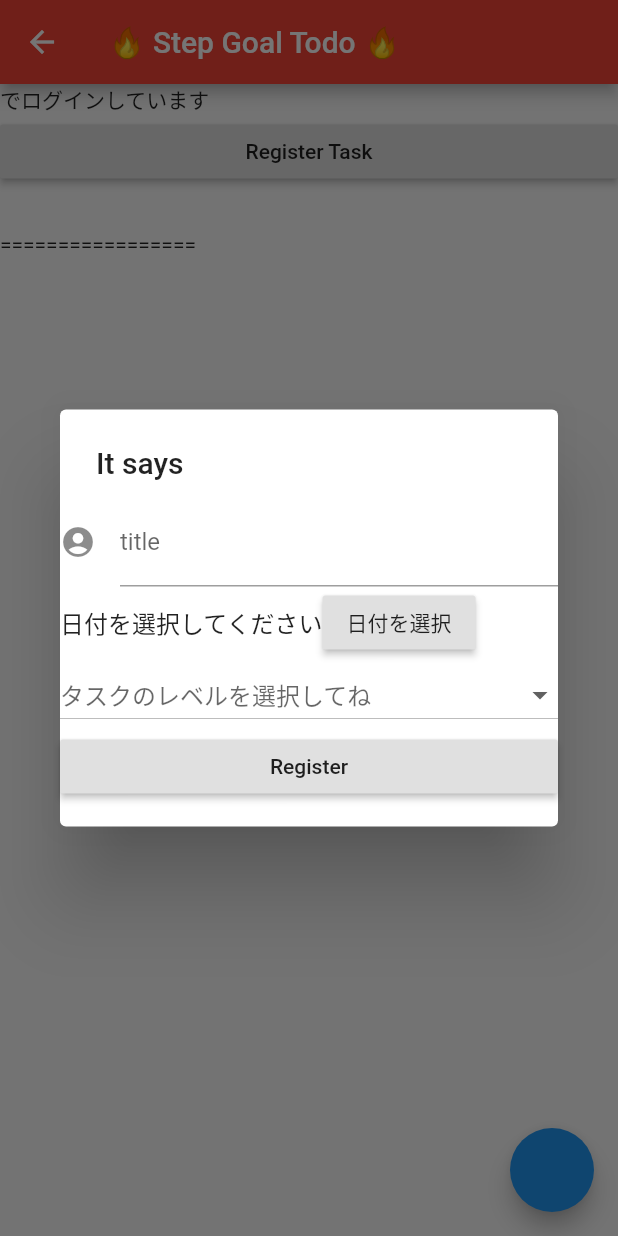
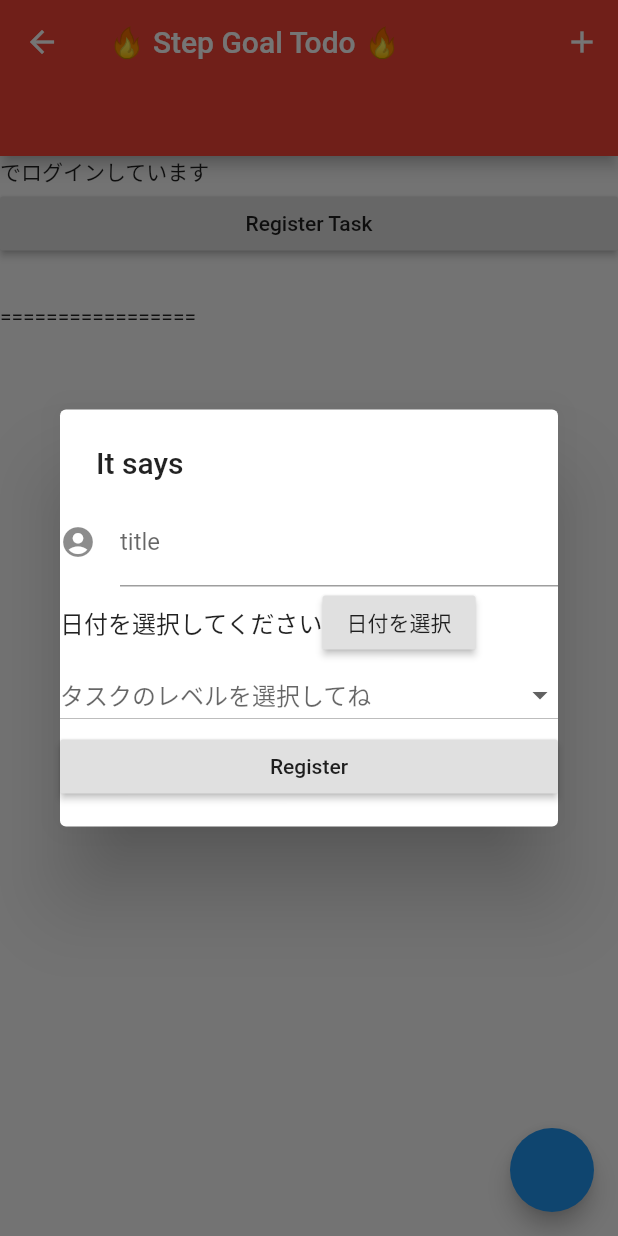
Before and after one commit to hideyu/step_todo, a Flutter app: the MainTimeLineScreen screen opened by its route, after a tap on "Register Task", on a phone screen of 412 x 824 dp. Run offline on Flutter 3.47's test engine with Material 2 defaults, Android fonts, the phone set to English and light mode, and no system bars; our stand-ins replace cloud_firestore, firebase_auth, firebase_core; accounts and stored records are empty.

```diff
--- /dev/null
+++ b/lib/components/add_new_goal_button.dart
@@ -0,0 +1,30 @@
+import 'package:firebase_auth/firebase_auth.dart';
+import 'package:flutter/material.dart';
+import 'package:step_todo/components/popup_dialog_todo.dart';
+
+class AddNewGoalIconButton extends StatelessWidget {
+  final User loggedInUser;
+  const AddNewGoalIconButton({this.loggedInUser});
+
+  @override
+  Widget build(BuildContext context) {
+    return IconButton(
+      icon: Icon(
+        Icons.add,
+        color: Colors.white,
+      ),
+      onPressed: () {
+        print("fugafuga");
+        // TODO: 新しいゴールを設定するポップアップwidgetをコール
+        showDialog(
+          context: context,
+          builder: (context) {
+            return PopupTodoInputField(
+              loggedInUser: loggedInUser,
+            );
+          },
+        );
+      },
+    );
+  }
+}
--- a/lib/components/popup_dialog.dart
+++ b/lib/components/popup_dialog_goal.dart
@@ -2,17 +2,17 @@ import 'package:firebase_auth/firebase_auth.dart';
 import 'package:flutter/material.dart';
 import 'package:step_todo/functions/firebase_helper.dart';
 
-class AlertDialogWithField extends StatefulWidget {
-  const AlertDialogWithField({this.loggedInUser});
+class PopupGoalInputField extends StatefulWidget {
+  const PopupGoalInputField({this.loggedInUser});
   final User loggedInUser;
 
   @override
-  _AlertDialogWithFieldState createState() => _AlertDialogWithFieldState();
+  _PopupGoalInputFieldState createState() => _PopupGoalInputFieldState();
 }
 
-class _AlertDialogWithFieldState extends State<AlertDialogWithField> {
+class _PopupGoalInputFieldState extends State<PopupGoalInputField> {
   FirebaseHelper firebaseHelper = FirebaseHelper();
-  String todoInput; // タスクの内容
+  String textInput; // タスクorゴールの内容
   int selectedLevel; // タスクのレベル（大中小）
   int diffucultyLevel; // タスクのスコア（0~100）
   DateTime _date = new DateTime.now(); // 現在日時
@@ -22,20 +22,20 @@ class _AlertDialogWithFieldState extends State<AlertDialogWithField> {
       child: Text('Register'),
       onPressed: () {
         setState(() {
-          // TODO: firebaseに登録する処理
-          firebaseHelper.addTodoItems(
-              todoItem: todoInput,
-              todoDate: _date,
-              targetLevel: selectedLevel,
-              loggedInUser: widget.loggedInUser);
           print('registering to firebase...');
+          print('addGoalItems is called...');
+          firebaseHelper.addGoalItems(
+            goalItem: textInput,
+            goalDate: _date,
+            loggedInUser: widget.loggedInUser,
+          );
         });
       },
     );
   }
 
   String _dateLabel = '日付を選択してください';
-  // ボタン押した時のイベント
+  // 日付選択ボタン押した時のイベント
   void onPressedRaisedButton() async {
     final DateTime picked = await showDatePicker(
         context: context,
@@ -67,12 +67,12 @@ class _AlertDialogWithFieldState extends State<AlertDialogWithField> {
             TextField(
               decoration: InputDecoration(
                 icon: Icon(Icons.account_circle),
-                labelText: 'title',
+                labelText: 'yourGoal',
               ),
               onChanged: (value) {
                 setState(() {
-                  todoInput = value;
-                  print(todoInput);
+                  textInput = value;
+                  print(textInput);
                 });
               },
             ),
@@ -81,45 +81,38 @@ class _AlertDialogWithFieldState extends State<AlertDialogWithField> {
                 Text(_dateLabel),
                 RaisedButton(
                   onPressed: () {
-                    // 押した時のイベントを宣言。
+                    // 押した時のイベントを宣言
                     onPressedRaisedButton();
                   },
                   child: Text('日付を選択'),
                 ),
               ],
             ),
-            DropdownButton(
-              isExpanded: true,
-              value: selectedLevel,
-              hint: Text("タスクのレベルを選択してね"),
-              items: [
-                DropdownMenuItem(
-                  child: Text('大テーマ'),
-                  value: 0,
-                ),
-                DropdownMenuItem(
-                  child: Text('中間目標'),
-                  value: 1,
-                ),
-                DropdownMenuItem(
-                  child: Text('小タスク'),
-                  value: 2,
-                )
-              ],
-              onChanged: (value) {
-                setState(() {
-                  // print(value);
-                  selectedLevel = value;
-                  print(selectedLevel);
-                });
-              },
-            ),
-            // TextField(
-            //   obscureText: true,
-            //   decoration: InputDecoration(
-            //     icon: Icon(Icons.lock),
-            //     labelText: 'diffucultyScore(optional)',
-            //   ),
+            // DropdownButton(
+            //   isExpanded: true,
+            //   value: selectedLevel,
+            //   hint: Text("タスクのレベルを選択してね"),
+            //   items: [
+            //     DropdownMenuItem(
+            //       child: Text('大テーマ'),
+            //       value: 0,
+            //     ),
+            //     DropdownMenuItem(
+            //       child: Text('中間目標'),
+            //       value: 1,
+            //     ),
+            //     DropdownMenuItem(
+            //       child: Text('小タスク'),
+            //       value: 2,
+            //     )
+            //   ],
+            //   onChanged: (value) {
+            //     setState(() {
+            //       // print(value);
+            //       selectedLevel = value;
+            //       print(selectedLevel);
+            //     });
+            //   },
             // ),
           ],
         ),
--- /dev/null
+++ b/lib/components/popup_dialog_todo.dart
@@ -0,0 +1,124 @@
+import 'package:firebase_auth/firebase_auth.dart';
+import 'package:flutter/material.dart';
+import 'package:step_todo/functions/firebase_helper.dart';
+
+class PopupTodoInputField extends StatefulWidget {
+  const PopupTodoInputField({this.loggedInUser});
+  final User loggedInUser;
+
+  @override
+  _PopupTodoInputFieldState createState() => _PopupTodoInputFieldState();
+}
+
+class _PopupTodoInputFieldState extends State<PopupTodoInputField> {
+  FirebaseHelper firebaseHelper = FirebaseHelper();
+  String textInput; // タスクorゴールの内容
+  int selectedLevel; // タスクのレベル（大中小）
+  int diffucultyLevel; // タスクのスコア（0~100）
+  DateTime _date = new DateTime.now(); // 現在日時
+
+  Widget _buildRegisterButton() {
+    return RaisedButton(
+      child: Text('Register'),
+      onPressed: () {
+        setState(() {
+          print('registering to firebase...');
+          print('addTodoItems is called...');
+          firebaseHelper.addTodoItems(
+            todoItem: textInput,
+            todoDate: _date,
+            targetLevel: selectedLevel,
+            loggedInUser: widget.loggedInUser,
+          );
+        });
+      },
+    );
+  }
+
+  String _dateLabel = '日付を選択してください';
+  // 日付選択ボタン押した時のイベント
+  void onPressedRaisedButton() async {
+    final DateTime picked = await showDatePicker(
+        context: context,
+        initialDate: _date,
+        firstDate: new DateTime(2021),
+        lastDate: new DateTime.now()
+            .add(new Duration(days: 360))); // TODO: より後年度の値も入れれるようにする
+
+    if (picked != null) {
+      // 日時の反映
+      setState(() {
+        _date = picked;
+        _dateLabel = picked.toString();
+      });
+    }
+  }
+
+  @override
+  Widget build(BuildContext context) {
+    return SimpleDialog(
+      title: const Text('It says'),
+      children: <Widget>[
+        Column(
+          children: [
+            // TODO: ダイアログのスタイリング
+            SizedBox(
+              width: 500.0,
+            ),
+            TextField(
+              decoration: InputDecoration(
+                icon: Icon(Icons.account_circle),
+                labelText: 'title',
+              ),
+              onChanged: (value) {
+                setState(() {
+                  textInput = value;
+                  print(textInput);
+                });
+              },
+            ),
+            Row(
+              children: [
+                Text(_dateLabel),
+                RaisedButton(
+                  onPressed: () {
+                    // 押した時のイベントを宣言。
+                    onPressedRaisedButton();
+                  },
+                  child: Text('日付を選択'),
+                ),
+              ],
+            ),
+            DropdownButton(
+              isExpanded: true,
+              value: selectedLevel,
+              hint: Text("タスクのレベルを選択してね"),
+              items: [
+                DropdownMenuItem(
+                  child: Text('大テーマ'),
+                  value: 0,
+                ),
+                DropdownMenuItem(
+                  child: Text('中間目標'),
+                  value: 1,
+                ),
+                DropdownMenuItem(
+                  child: Text('小タスク'),
+                  value: 2,
+                )
+              ],
+              onChanged: (value) {
+                setState(() {
+                  // print(value);
+                  selectedLevel = value;
+                  print(selectedLevel);
+                });
+              },
+            ),
+          ],
+        ),
+        _buildRegisterButton(),
+      ],
+    );
+  }
+}
--- a/lib/screens/main_timeline_sreen.dart
+++ b/lib/screens/main_timeline_sreen.dart
@@ -1,7 +1,8 @@
 import 'package:cloud_firestore/cloud_firestore.dart';
 import 'package:flutter/material.dart';
 import 'package:firebase_auth/firebase_auth.dart';
-import 'package:step_todo/components/popup_dialog.dart';
+import 'package:step_todo/components/add_new_goal_button.dart';
+import 'package:step_todo/components/popup_dialog_todo.dart';
 import 'package:step_todo/functions/firebase_helper.dart';
 
 class MainTimeLineScreen extends StatefulWidget {
@@ -13,44 +14,98 @@ class MainTimeLineScreen extends StatefulWidget {
 class _MainTimeLineScreenState extends State<MainTimeLineScreen> {
   // 1. Firebase authインスタンスを生成
   FirebaseHelper firebaseHelper = FirebaseHelper();
-  // Stream todoItemSnapshot = FirebaseHelper().getTodoItemSnapshot();
   // final _auth = FirebaseAuth.instance;
   final _firestore = FirebaseFirestore.instance;
-  User loggedInUser;
+  User _loggedInUser;
 
   String todoItem;
 
   @override
   void initState() {
     super.initState();
-    loggedInUser = firebaseHelper.getCurrentUser();
+    _loggedInUser = firebaseHelper.getCurrentUser();
+  }
+
+  List<Widget> TabList = [];
+  void TabListFuture() async {
+    QuerySnapshot goalsSnapshot = await firebaseHelper.getCollections('goals');
+    List<QueryDocumentSnapshot> goalsDocsList = goalsSnapshot.docs;
+    TabList = []; // TabListを初期化
+    for (var goal in goalsDocsList) {
+      final String goalTitle = goal.data()['goalTitle'];
+      final Tab goalTab = Tab(
+        child: Text(goalTitle),
+      );
+      TabList.add(goalTab);
+
+      print(goalTitle);
+    }
   }
 
   @override
   Widget build(BuildContext context) {
-    return Scaffold(
+    // ビルドするごとにタブ情報をFirestoreから取得する
+    // TODO: 読み込み中のスピナー実装する
+    TabListFuture();
+
+    return FutureBuilder(
+      future: firebaseHelper.getCollections('goals'),
+      builder: (BuildContext context, AsyncSnapshot<dynamic> snapshot) {
+        return DefaultTabController(
+          length: snapshot.data.docs.length, // Firestoreに登録されてるデータの数で動的に変更
+          child: Scaffold(
             appBar: AppBar(
               title: Text('🔥 Step Goal Todo 🔥'),
               backgroundColor: Colors.red,
+              actions: [
+                AddNewGoalIconButton(),
+              ],
+              bottom: TabBar(
+                tabs: TabList,
               ),
-      body: ListView(
+            ),
+            body: TabBarView(
+              children: [
+                TimeLineListView(
+                  loggedInUser: _loggedInUser,
+                  firestore: _firestore,
+                ),
+                Icon(Icons.directions_transit),
+                // Icon(Icons.directions_bike),
+                // Icon(Icons.access_alarm_sharp),
+              ],
+            ),
+            floatingActionButton: FloatingActionButton(
+              onPressed: () {
+                // firebaseHelper.getCollections('goals');
+                print('snapshot is ...');
+                print(snapshot.data.docs.length);
+
+                print('TabListFuture is ...');
+                TabListFuture();
+              },
+            ),
+          ),
+        );
+      },
+    );
+  }
+}
+
+class TimeLineListView extends StatelessWidget {
+  const TimeLineListView({
+    @required this.loggedInUser,
+    @required FirebaseFirestore firestore,
+  }) : _firestore = firestore;
+
+  final User loggedInUser;
+  final FirebaseFirestore _firestore;
+
+  @override
+  Widget build(BuildContext context) {
+    return ListView(
       children: [
         Text('${loggedInUser.email}でログインしています'),
-          // TextField(
-          //   onChanged: (value) {
-          //     todoItem = value;
-          //     print(todoItem);
-          //   },
-          // ),
-          // FlatButton(
-          //   onPressed: () {
-          //     print('flat button is pressed!!!');
-          //     firebaseHelper.addTodoItems(todoItem: todoItem);
-          //   },
-          //   child: Text('send'),
-          //   color: Colors.blueGrey,
-          //   height: 50,
-          // ),
         RaisedButton(
           child: Text('Register Task'),
           onPressed: () {
@@ -58,7 +113,7 @@ class _MainTimeLineScreenState extends State<MainTimeLineScreen> {
             showDialog(
               context: context,
               builder: (context) {
-                  return AlertDialogWithField(
+                return PopupTodoInputField(
                   loggedInUser: loggedInUser,
                 );
               },
@@ -83,8 +138,7 @@ class _MainTimeLineScreenState extends State<MainTimeLineScreen> {
               for (var todoItem in todoItems) {
                 final todoItemText = todoItem.data()['title'];
                 final todoTargetLevel = todoItem.data()['targetLevel'];
-                  final todoDifficlutyScore =
-                      todoItem.data()['difficultyScore'];
+                final todoDifficlutyScore = todoItem.data()['difficultyScore'];
                 final todoIsDone = todoItem.data()['isDone'];
                 final todoTargetDate = todoItem.data()['targetDate'].toDate();
 
@@ -101,12 +155,6 @@ class _MainTimeLineScreenState extends State<MainTimeLineScreen> {
           },
         ),
       ],
-      ),
-      floatingActionButton: FloatingActionButton(
-        onPressed: () {
-          firebaseHelper.getTodoItems();
-        },
-      ),
     );
   }
 }
--- a/pubspec.yaml
+++ b/pubspec.yaml
@@ -31,6 +31,7 @@ dependencies:
   cloud_firestore: ^0.16.0
   firebase_auth: ^0.20.0+1
   firebase_analytics: ^7.0.1
+  provider: ^4.3.3
 
 dev_dependencies:
   flutter_test:
```
Also changed, not shown: lib/functions/firebase_helper.dart (+44 -15 lines), pubspec.lock. Lines whose indentation alone changed are shown as unchanged.
